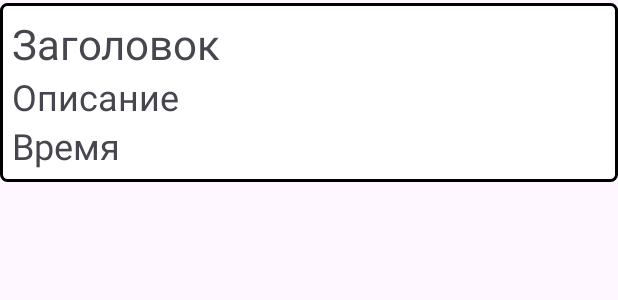
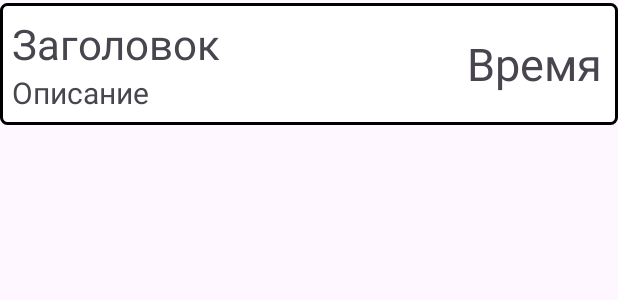
Before and after one commit to screamer228/ToDoList, an Android app: the layout item.xml on its own in the app's theme, with its tools: preview values and no code run, on a phone screen of 412 x 824 dp. Shown: the top 300 px of the screen. Run offline under Robolectric (Android 15) with nearby library versions, the phone set to English and light mode, and no system bars.

```diff
--- /dev/null
+++ b/app/src/main/java/com/example/todolist/OnItemClicked.kt
@@ -0,0 +1,5 @@
+package com.example.todolist
+
+interface OnItemClicked {
+    fun itemClicked(item: ToDoItem)
+}
--- a/app/src/main/res/layout/item.xml
+++ b/app/src/main/res/layout/item.xml
@@ -4,29 +4,33 @@
     android:layout_width="match_parent"
     android:layout_height="wrap_content"
     android:layout_marginTop="2dp"
-    android:orientation="vertical"
+    android:orientation="horizontal"
     android:padding="8dp"
     android:background="@drawable/item_bg">
 
+    <LinearLayout
+        android:layout_width="300dp"
+        android:layout_height="match_parent"
+        android:orientation="vertical">
         <TextView
             android:id="@+id/item_title"
             android:layout_width="match_parent"
             android:layout_height="wrap_content"
             android:text="Заголовок"
             android:textSize="28sp"/>
-
         <TextView
             android:id="@+id/item_description"
             android:layout_width="match_parent"
             android:layout_height="wrap_content"
             android:text="Описание"
-        android:textSize="24sp"/>
+            android:textSize="20sp"/>
+    </LinearLayout>
 
     <TextView
         android:id="@+id/item_time"
         android:layout_width="match_parent"
-        android:layout_height="wrap_content"
+        android:layout_height="match_parent"
         android:text="Время"
-        android:textSize="24sp"/>
-
+        android:textSize="30sp"
+        android:gravity="center"/>
 </LinearLayout>
```
Also changed, not shown: app/src/main/java/com/example/todolist/MainActivity.kt (+11 -3 lines). Lines whose indentation alone changed are shown as unchanged.
